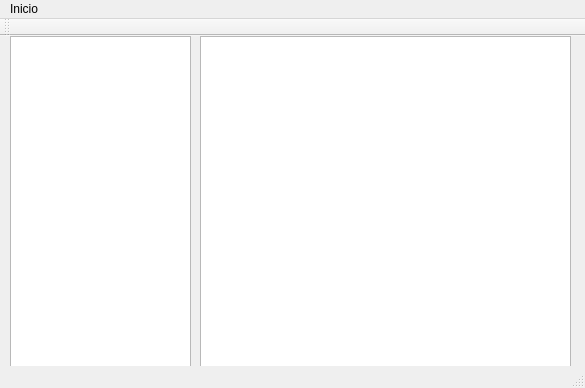
Above: mainwindow.ui from carlosv14/Graphic-File-System before the change. Below: the same form after it.
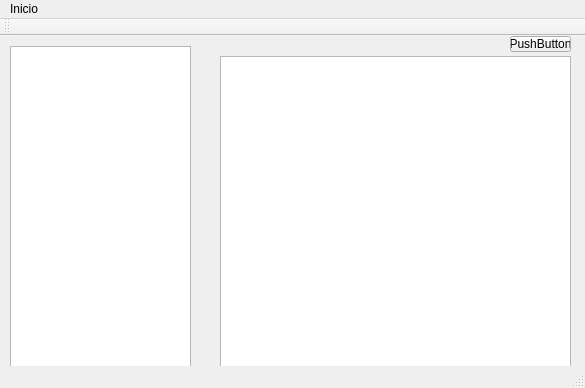
That is the form after the change. Icons and pictures are not drawn.

Diff of the .ui file:
```diff
--- a/mainwindow.ui
+++ b/mainwindow.ui
@@ -22,9 +22,9 @@
     <property name="geometry">
      <rect>
       <x>10</x>
-      <y>0</y>
+      <y>10</y>
       <width>181</width>
-      <height>331</height>
+      <height>321</height>
      </rect>
     </property>
     <attribute name="headerVisible">
@@ -36,15 +36,61 @@
      </property>
     </column>
    </widget>
-   <widget class="QListWidget" name="listWidget">
+   <widget class="QStackedWidget" name="stackedWidget">
     <property name="geometry">
      <rect>
-      <x>200</x>
+      <x>220</x>
+      <y>20</y>
+      <width>351</width>
+      <height>321</height>
+     </rect>
+    </property>
+    <property name="currentIndex">
+     <number>0</number>
+    </property>
+    <widget class="QWidget" name="page">
+     <widget class="QListWidget" name="listWidget">
+      <property name="geometry">
+       <rect>
+        <x>0</x>
+        <y>0</y>
+        <width>351</width>
+        <height>311</height>
+       </rect>
+      </property>
+      <property name="viewMode">
+       <enum>QListView::ListMode</enum>
+      </property>
+     </widget>
+    </widget>
+    <widget class="QWidget" name="page_2">
+     <widget class="QListWidget" name="listWidget_2">
+      <property name="geometry">
+       <rect>
+        <x>0</x>
+        <y>0</y>
+        <width>351</width>
+        <height>311</height>
+       </rect>
+      </property>
+      <property name="viewMode">
+       <enum>QListView::IconMode</enum>
+      </property>
+     </widget>
+    </widget>
+   </widget>
+   <widget class="QPushButton" name="pushButton">
+    <property name="geometry">
+     <rect>
+      <x>510</x>
       <y>0</y>
-      <width>371</width>
-      <height>331</height>
+      <width>61</width>
+      <height>16</height>
      </rect>
     </property>
+    <property name="text">
+     <string>PushButton</string>
+    </property>
    </widget>
   </widget>
   <widget class="QMenuBar" name="menuBar">
```
Left out of the diff: 4 changed lines with no effect on the pictures.
